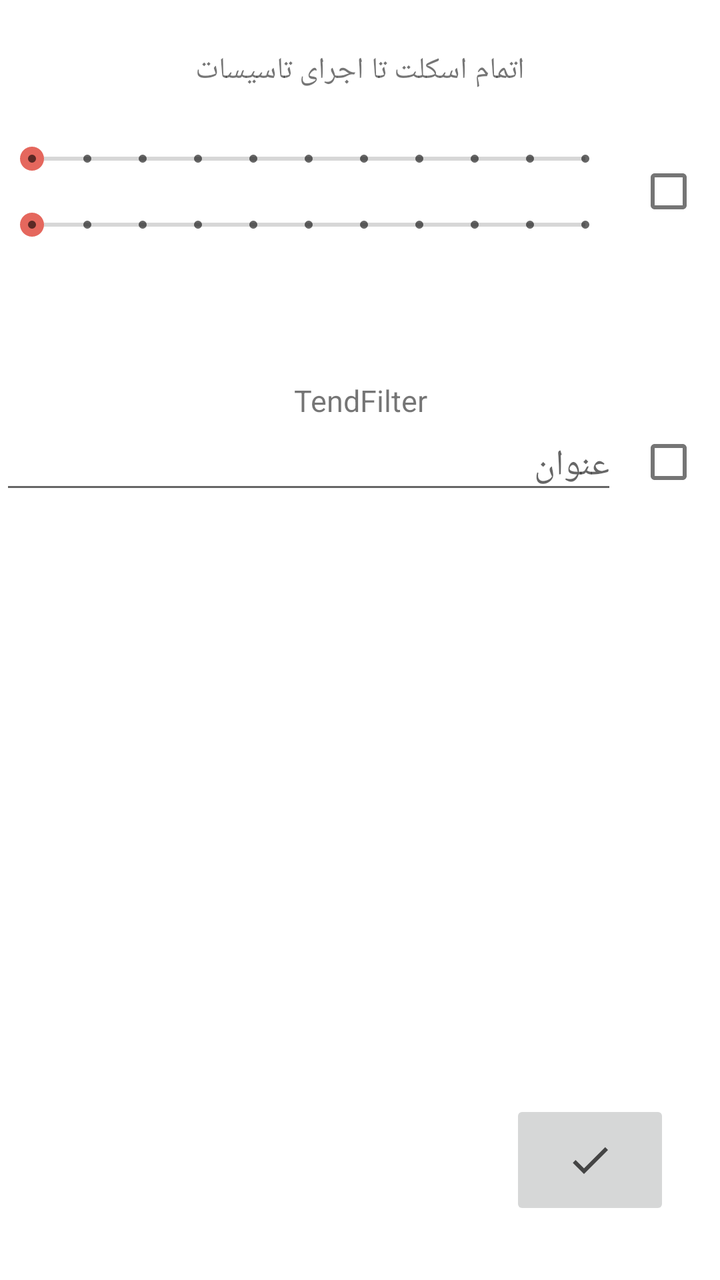
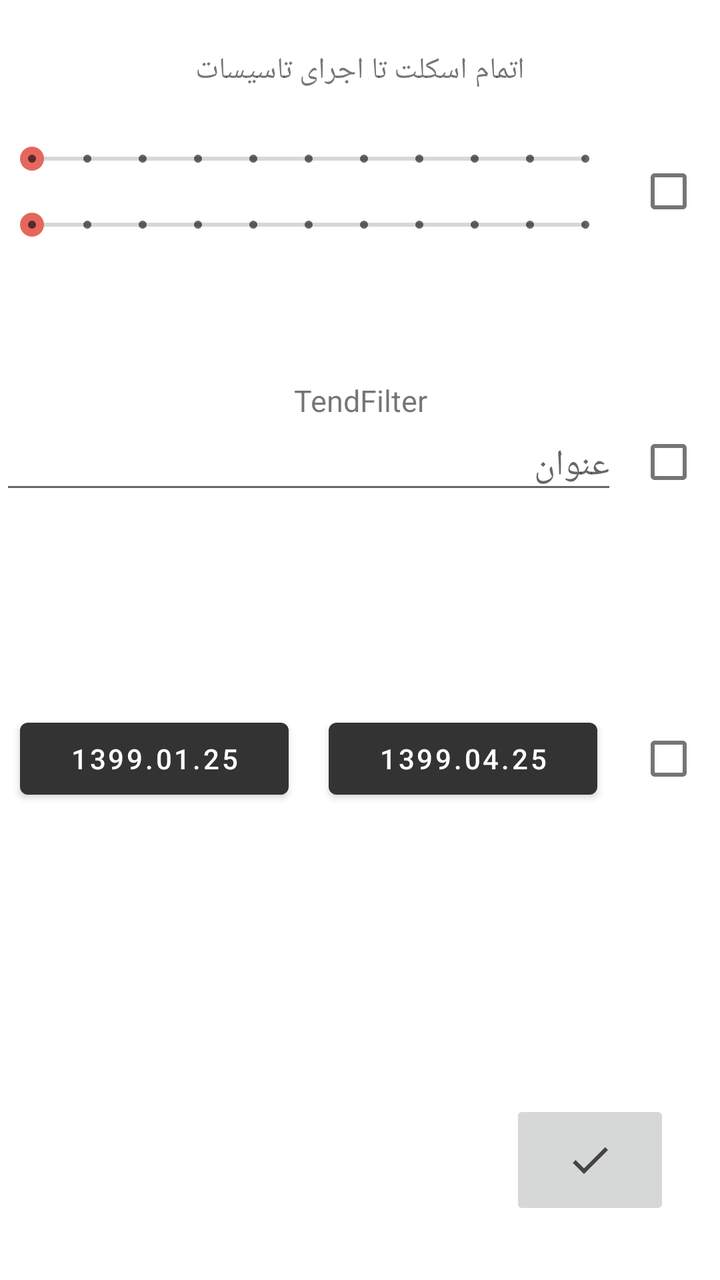

Two renders of the same Android screen: before a commit and after it. Below are the layout's source before the change and the commit's diff.
<!-- AndroidManifest.xml: application theme MyMaterialTheme -->
<!-- res/layout/fragment_drawer_map.xml -->
<?xml version="1.0" encoding="utf-8"?>
<RelativeLayout xmlns:android="http://schemas.android.com/apk/res/android"
    xmlns:app="http://schemas.android.com/apk/res-auto"
    android:layout_width="match_parent"
    android:layout_height="match_parent"
    android:background="@android:color/white">

    <TextView
        android:id="@+id/txtFilterSeek"

        android:layout_width="match_parent"
        android:layout_height="wrap_content"
        android:layout_alignParentTop="true"
        android:layout_marginTop="25dp"
        android:gravity="bottom"
        android:text="اتمام اسکلت تا اجرای تاسیسات"
        android:textAlignment="center"
        android:textSize="15sp" />


    <LinearLayout
        android:layout_width="match_parent"
        android:layout_height="wrap_content"
        android:layout_below="@+id/txtFilterSeek"
        android:layout_marginTop="25dp"
        android:orientation="horizontal">


        <LinearLayout
            android:layout_width="match_parent"
            android:layout_height="wrap_content"
            android:layout_weight="1"
            android:orientation="vertical"
            android:visibility="visible">


            <SeekBar
                android:id="@+id/seekBar01"
                android:layout_width="match_parent"
                android:layout_height="wrap_content"
                android:layout_marginBottom="15dp"
                android:max="10"
                android:theme="@style/Widget.AppCompat.SeekBar.Discrete" />

            <SeekBar
                android:id="@+id/seekBar02"
                android:layout_width="match_parent"
                android:layout_height="wrap_content"
                android:max="10"
                android:theme="@style/Widget.AppCompat.SeekBar.Discrete" />
        </LinearLayout>

        <CheckBox
            android:id="@+id/checkBoxFilter01"
            android:layout_width="match_parent"
            android:layout_height="match_parent"
            android:layout_weight="6" />

    </LinearLayout>

    <TextView
        android:id="@+id/txtFilterTend"
        android:layout_width="match_parent"
        android:layout_height="wrap_content"
        android:layout_alignParentTop="true"
        android:layout_marginTop="190dp"
        android:gravity="bottom"
        android:text="TendFilter"
        android:textAlignment="center"
        android:textSize="15sp" />

    <LinearLayout
        android:layout_width="match_parent"
        android:layout_height="wrap_content"
        android:layout_below="@+id/txtFilterSeek"
        android:layout_marginTop="165dp"
        android:orientation="horizontal">


        <EditText
            android:id="@+id/ediTendFilter"
            android:layout_width="match_parent"
            android:layout_height="wrap_content"
            android:hint="عنوان"
            android:layout_weight="1"/>

        <CheckBox
            android:id="@+id/checkBoxFilter02"
            android:layout_width="match_parent"
            android:layout_height="match_parent"
            android:layout_weight="6" />

    </LinearLayout>

    <ImageButton
        android:id="@+id/imgFilter"
        android:layout_width="80dp"
        android:layout_height="60dp"
        android:layout_alignParentEnd="true"
        android:layout_alignParentBottom="true"
        android:layout_marginEnd="25dp"
        android:layout_marginBottom="30dp"
        app:srcCompat="@drawable/ic_done_black_24dp" />


</RelativeLayout>
<!-- resources referenced by this layout -->
<resources>
  <!-- drawable ic_done_black_24dp (drawable) -->
  <vector android:alpha="0.96" android:height="24dp"
      android:tint="#3C3C3C" android:viewportHeight="24.0"
      android:viewportWidth="24.0" android:width="24dp" xmlns:android="http://schemas.android.com/apk/res/android">
      <path android:fillColor="#FF000000" android:pathData="M9,16.2L4.8,12l-1.4,1.4L9,19 21,7l-1.4,-1.4L9,16.2z"/>
  </vector>
  <style name="MyMaterialTheme" parent="MyMaterialTheme.Base">
          <item name="android:textColorPrimary">@color/textColorPrimary</item>
      </style>
  <style name="MyMaterialTheme.Base" parent="Theme.MaterialComponents.Light.NoActionBar">
          <item name="windowNoTitle">true</item>
          <item name="windowActionBar">false</item>
          <item name="colorPrimary">@color/colorPrimary</item>
          <item name="colorPrimaryDark">@color/colorPrimaryDark</item>
          <item name="colorAccent">@color/colorAccent</item>
      </style>
  <color name="textColorPrimary">#666666</color>
  <color name="colorPrimary">#333333</color>
  <color name="colorPrimaryDark">#333333</color>
  <color name="colorAccent">#E5675D</color>
</resources>

<!-- the commit's change to res/layout/fragment_drawer_map.xml (unified diff, before → after) -->
@@ -91,6 +91,47 @@
             android:layout_weight="6" />
 
     </LinearLayout>
+    <LinearLayout
+        android:layout_width="match_parent"
+        android:layout_height="wrap_content"
+        android:layout_below="@+id/txtFilterSeek"
+        android:layout_marginTop="300dp"
+        android:orientation="horizontal">
+
+
+        <LinearLayout
+            android:layout_width="match_parent"
+            android:layout_height="wrap_content"
+            android:layout_weight="1"
+            android:orientation="horizontal"
+            android:visibility="visible">
+
+
+            <Button
+                android:id="@+id/btnDateFilter01"
+                android:layout_width="match_parent"
+                android:layout_height="wrap_content"
+                android:layout_margin="10dp"
+                android:text="1399.01.25"
+                android:layout_weight="1"
+                 />
+
+            <Button
+                android:id="@+id/btnDateFilter02"
+                android:layout_width="match_parent"
+                android:layout_height="wrap_content"
+                android:layout_margin="10dp"
+                android:text="1399.04.25"
+                android:layout_weight="1" />
+        </LinearLayout>
+
+        <CheckBox
+            android:id="@+id/checkBoxFilter03"
+            android:layout_width="match_parent"
+            android:layout_height="match_parent"
+            android:layout_weight="6" />
+
+    </LinearLayout>
 
     <ImageButton
         android:id="@+id/imgFilter"
